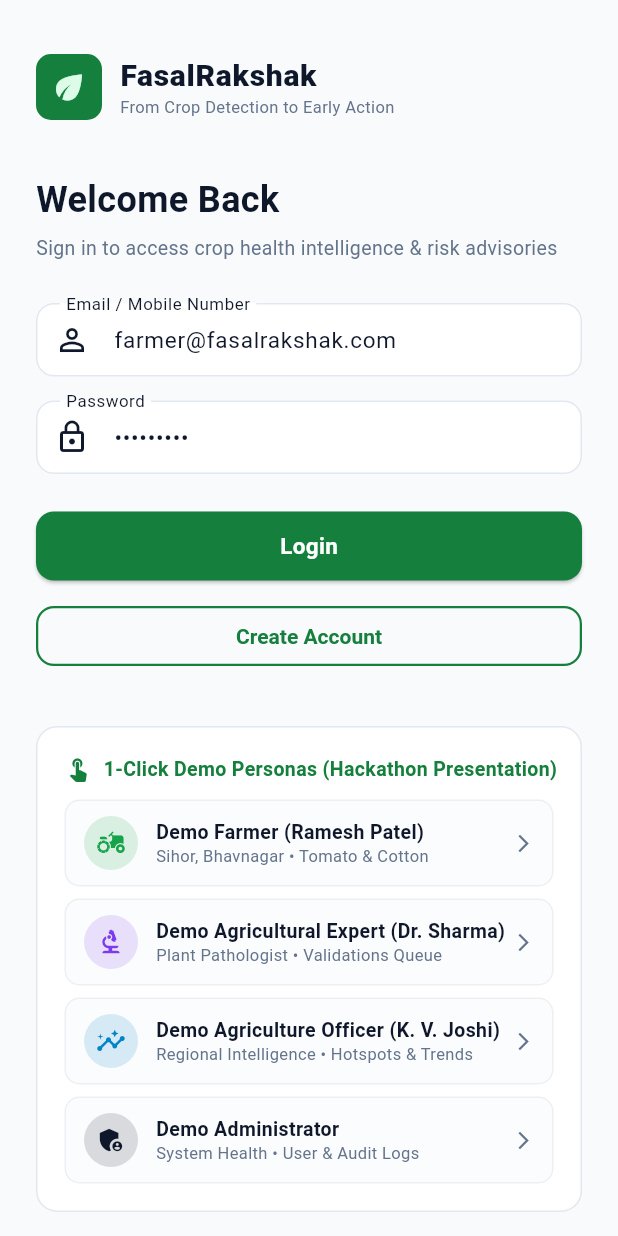
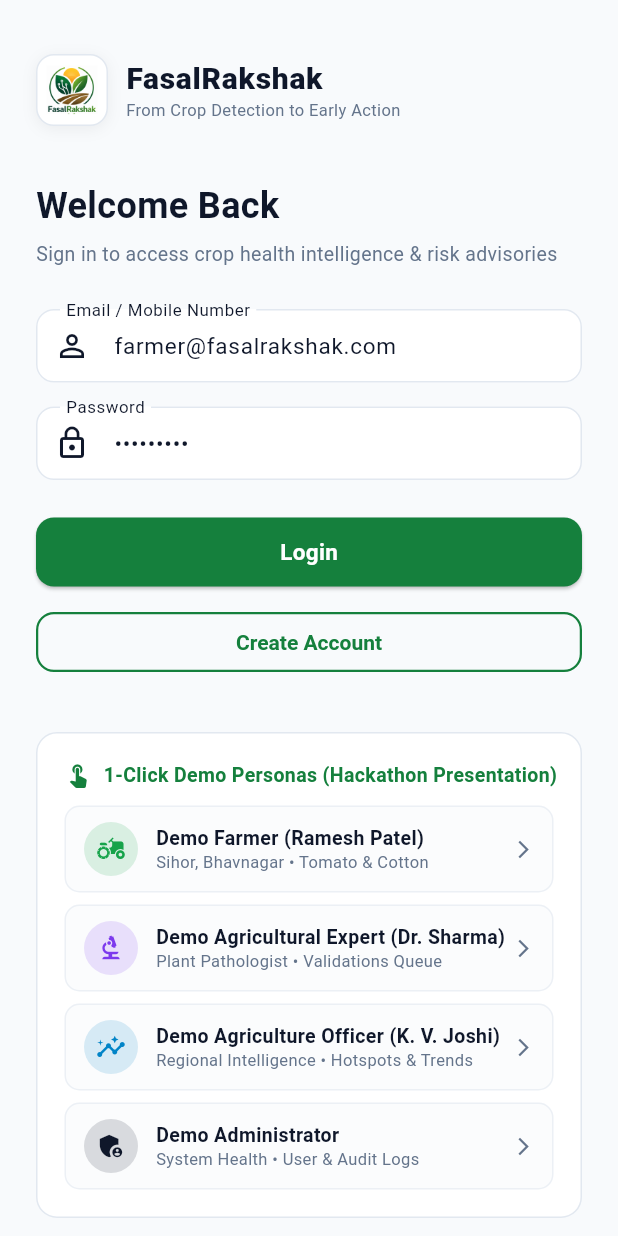
Before and after one commit to AfifaKureshi/FasalRakshak, a Flutter app: the screen it shows after launch, on a phone screen of 412 x 824 dp. Run offline on Flutter 3.47's test engine with Material 3 defaults, Android fonts, the phone set to English and light mode, and no system bars; our stand-ins replace image_picker, shared_preferences.

Commit message:
feat(branding): set official FasalRakshak logo across app icon, splash, login, appbar, and web

```diff
--- a/mobile/lib/features/auth/login_screen.dart
+++ b/mobile/lib/features/auth/login_screen.dart
@@ -60,13 +60,25 @@
               Row(
                 children: [
                   Container(
-                    width: 44,
-                    height: 44,
+                    width: 48,
+                    height: 48,
                     decoration: BoxDecoration(
-                      color: AppColors.deepPine,
-                      borderRadius: BorderRadius.circular(10),
+                      color: Colors.white,
+                      borderRadius: BorderRadius.circular(12),
+                      border: Border.all(color: AppColors.border),
+                      boxShadow: [
+                        BoxShadow(
+                          color: Colors.black.withOpacity(0.06),
+                          blurRadius: 8,
+                          offset: const Offset(0, 2),
+                        ),
+                      ],
                     ),
-                    child: const Icon(Icons.eco, color: AppColors.softLime, size: 26),
+                    padding: const EdgeInsets.all(4),
+                    child: Image.asset(
+                      'assets/icons/app_logo.png',
+                      fit: BoxFit.contain,
+                    ),
                   ),
                   const SizedBox(width: 12),
                   Column(
--- a/mobile/pubspec.yaml
+++ b/mobile/pubspec.yaml
@@ -64,10 +64,8 @@
   # the material Icons class.
   uses-material-design: true
 
-  # To add assets to your application, add an assets section, like this:
-  # assets:
-  #   - images/a_dot_burr.jpeg
-  #   - images/a_dot_ham.jpeg
+  assets:
+    - assets/icons/
 
   # An image asset can refer to one or more resolution-specific "variants", see
   # https://flutter.dev/to/resolution-aware-images
```
Also changed, not shown: mobile/lib/features/auth/splash_screen.dart (+11 -9 lines), mobile/lib/features/common/custom_app_bar.dart (+26 -0 lines), mobile/assets/icons/app_logo.png (added), mobile/assets/icons/logo_original.png (added), 11 other files.
